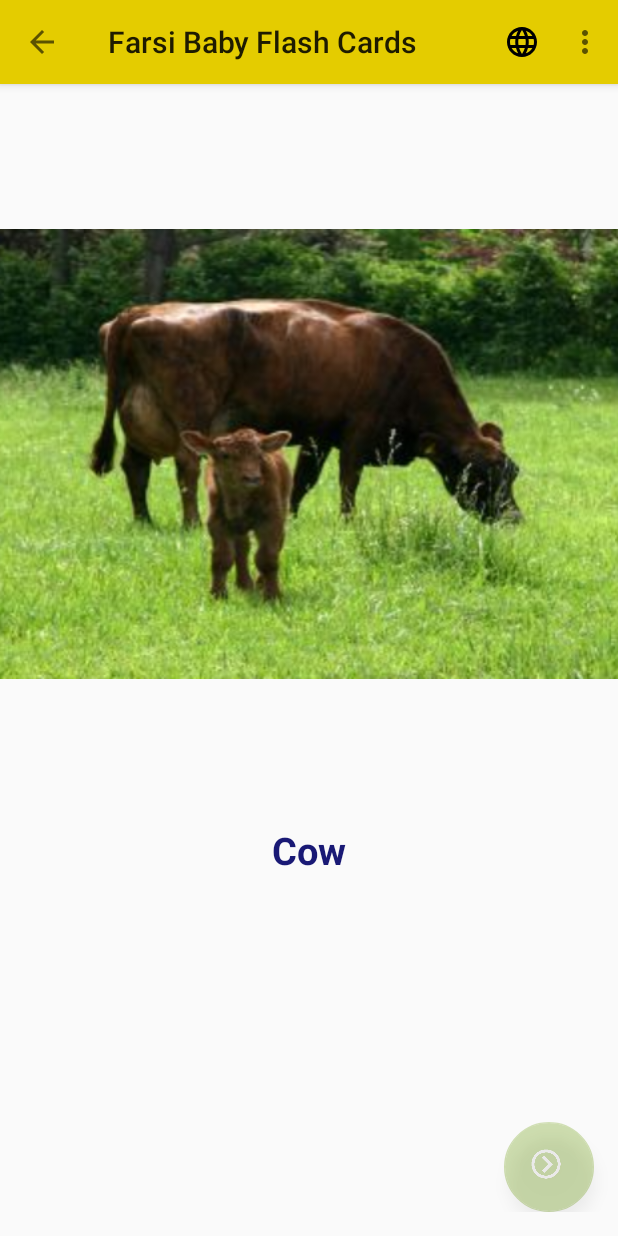
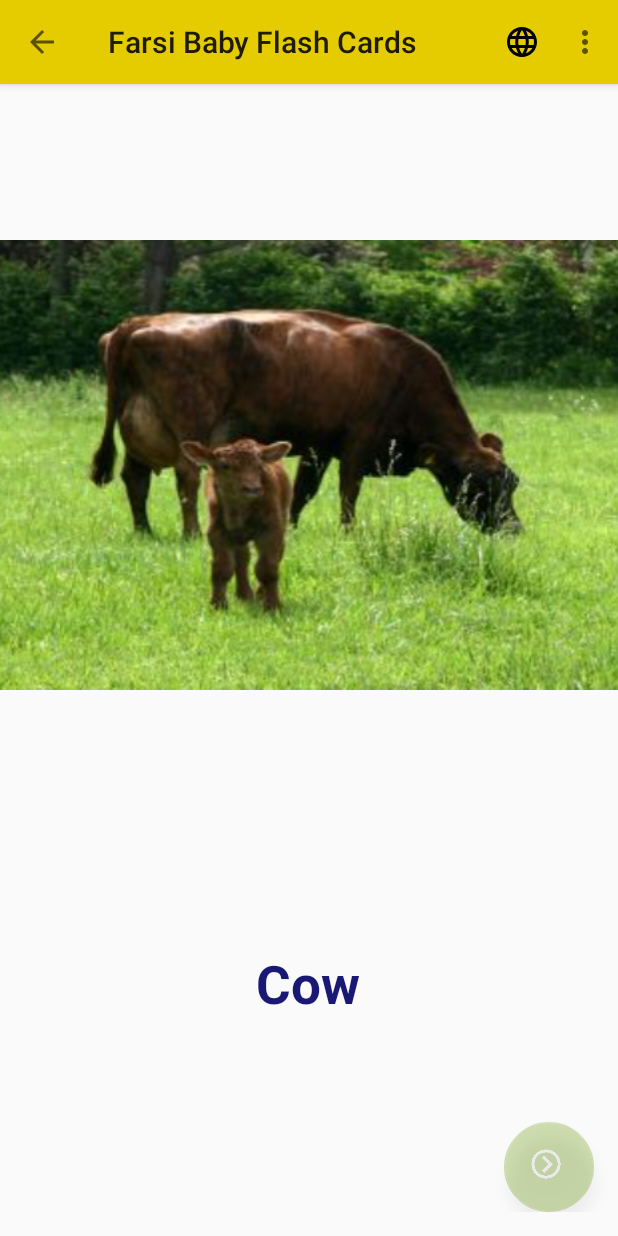
Before and after one commit to amoallem/BabyFlashCards, an Android app: the AnimalCardsActivity screen opened directly, with no data from a screen before it, on a phone screen of 412 x 824 dp. Run offline under Robolectric (Android 15) with nearby library versions, the phone set to English and light mode, and no system bars.

Commit message:
adjust text

```diff
--- a/app/src/main/res/layout/flash_card.xml
+++ b/app/src/main/res/layout/flash_card.xml
@@ -15,13 +15,14 @@
 
     <TextView
         android:id="@+id/image_text"
-        android:layout_width="wrap_content"
+        android:layout_width="255dp"
         android:layout_height="0dp"
-        android:layout_weight="3"
+        android:layout_weight="2.70"
         android:layout_marginTop="15dp"
         android:textColor="#191975"
-        android:textSize="25dp"
-        android:textStyle="bold"/>
+        android:gravity="center"
+        android:textStyle="bold"
+        android:textSize="35dp" />
 
     <RelativeLayout
         android:id="@+id/footer"
```
